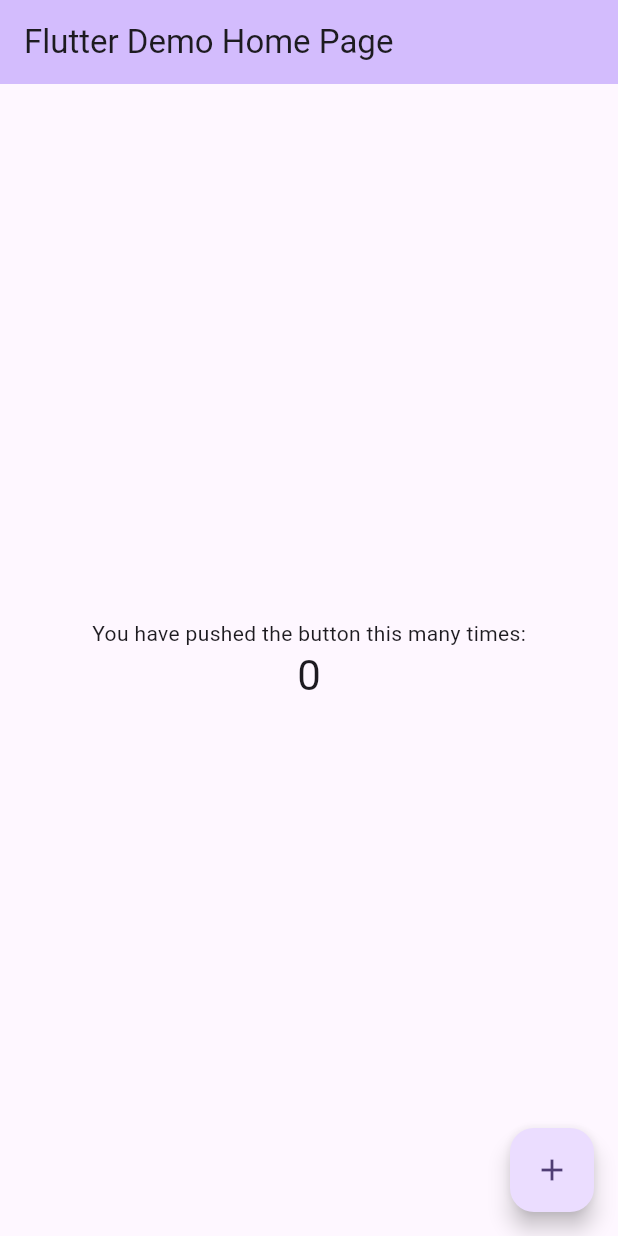
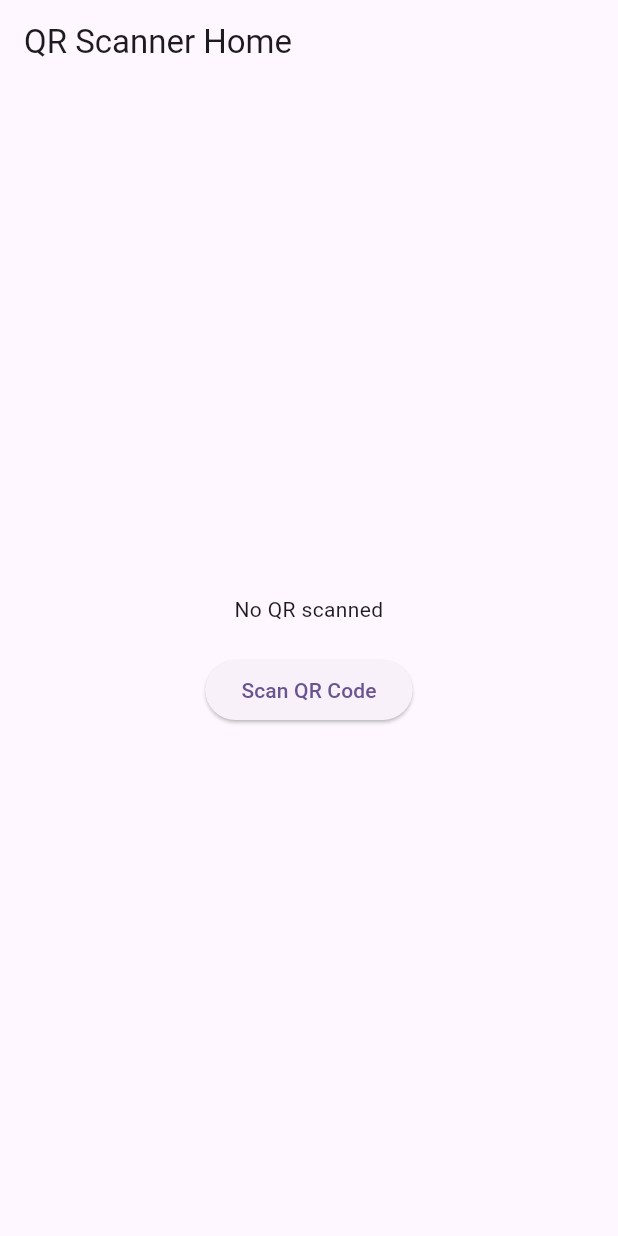
Before and after one commit to Excelsior-Technologies-Community/flutter_qr_scanner, a Flutter app: the screen it shows after launch, on a phone screen of 412 x 824 dp. Run offline on Flutter 3.47's test engine with Material 3 defaults, Android fonts, the light colour scheme and no system bars; missing offline and left inert: mobile_scanner.

Commit message:
qr_scanner completed

```diff
--- /dev/null
+++ b/flutter_qr_scanner/analysis_options.yaml
@@ -0,0 +1,4 @@
+include: package:flutter_lints/flutter.yaml
+
+# Additional information about this file can be found at
+# https://dart.dev/guides/language/analysis-options
--- /dev/null
+++ b/flutter_qr_scanner/lib/flutter_qr_scanner.dart
@@ -0,0 +1,6 @@
+library flutter_qr_scanner;
+
+export 'qr_scanner/screens/home_screen.dart';
+export 'qr_scanner/screens/qr_scanner_screen.dart';
+export 'qr_scanner/widgets/qr_scanner_widget.dart';
+export 'qr_scanner/widgets/qr_overlay.dart';
--- /dev/null
+++ b/flutter_qr_scanner/lib/qr_scanner/screens/home_screen.dart
@@ -0,0 +1,49 @@
+import 'package:flutter/material.dart';
+import 'package:flutter_qr_scanner/qr_scanner/screens/qr_scanner_screen.dart';
+
+class HomeScreen extends StatefulWidget {
+  const HomeScreen({super.key});
+
+  @override
+  State<HomeScreen> createState() => _HomeScreenState();
+}
+
+class _HomeScreenState extends State<HomeScreen> {
+  String scannedResult = 'No QR scanned';
+
+  @override
+  Widget build(BuildContext context) {
+    return Scaffold(
+      appBar: AppBar(title: const Text('QR Scanner Home')),
+      body: Center(
+        child: Column(
+          mainAxisAlignment: MainAxisAlignment.center,
+          children: [
+            Text(
+              scannedResult,
+              textAlign: TextAlign.center,
+            ),
+            const SizedBox(height: 20),
+            ElevatedButton(
+              onPressed: () async {
+                final result = await Navigator.push(
+                  context,
+                  MaterialPageRoute(
+                    builder: (_) => const QRScannerScreen(),
+                  ),
+                );
+
+                if (result != null) {
+                  setState(() {
+                    scannedResult = result;
+                  });
+                }
+              },
+              child: const Text('Scan QR Code'),
+            )
+          ],
+        ),
+      ),
+    );
+  }
+}
--- a/lib/main.dart
+++ b/lib/main.dart
@@ -1,4 +1,5 @@
 import 'package:flutter/material.dart';
+import 'package:flutter_qr_scanner/qr_scanner/screens/home_screen.dart';
 
 void main() {
   runApp(const MyApp());
@@ -7,116 +8,15 @@ void main() {
 class MyApp extends StatelessWidget {
   const MyApp({super.key});
 
-  // This widget is the root of your application.
   @override
   Widget build(BuildContext context) {
     return MaterialApp(
       title: 'Flutter Demo',
       theme: ThemeData(
-        // This is the theme of your application.
-        //
-        // TRY THIS: Try running your application with "flutter run". You'll see
-        // the application has a purple toolbar. Then, without quitting the app,
-        // try changing the seedColor in the colorScheme below to Colors.green
-        // and then invoke "hot reload" (save your changes or press the "hot
-        // reload" button in a Flutter-supported IDE, or press "r" if you used
-        // the command line to start the app).
-        //
-        // Notice that the counter didn't reset back to zero; the application
-        // state is not lost during the reload. To reset the state, use hot
-        // restart instead.
-        //
-        // This works for code too, not just values: Most code changes can be
-        // tested with just a hot reload.
+
         colorScheme: ColorScheme.fromSeed(seedColor: Colors.deepPurple),
       ),
-      home: const MyHomePage(title: 'Flutter Demo Home Page'),
+      home: HomeScreen()
     );
   }
 }
-
-class MyHomePage extends StatefulWidget {
-  const MyHomePage({super.key, required this.title});
-
-  // This widget is the home page of your application. It is stateful, meaning
-  // that it has a State object (defined below) that contains fields that affect
-  // how it looks.
-
-  // This class is the configuration for the state. It holds the values (in this
-  // case the title) provided by the parent (in this case the App widget) and
-  // used by the build method of the State. Fields in a Widget subclass are
-  // always marked "final".
-
-  final String title;
-
-  @override
-  State<MyHomePage> createState() => _MyHomePageState();
-}
-
-class _MyHomePageState extends State<MyHomePage> {
-  int _counter = 0;
-
-  void _incrementCounter() {
-    setState(() {
-      // This call to setState tells the Flutter framework that something has
-      // changed in this State, which causes it to rerun the build method below
-      // so that the display can reflect the updated values. If we changed
-      // _counter without calling setState(), then the build method would not be
-      // called again, and so nothing would appear to happen.
-      _counter++;
-    });
-  }
-
-  @override
-  Widget build(BuildContext context) {
-    // This method is rerun every time setState is called, for instance as done
-    // by the _incrementCounter method above.
-    //
-    // The Flutter framework has been optimized to make rerunning build methods
-    // fast, so that you can just rebuild anything that needs updating rather
-    // than having to individually change instances of widgets.
-    return Scaffold(
-      appBar: AppBar(
-        // TRY THIS: Try changing the color here to a specific color (to
-        // Colors.amber, perhaps?) and trigger a hot reload to see the AppBar
-        // change color while the other colors stay the same.
-        backgroundColor: Theme.of(context).colorScheme.inversePrimary,
-        // Here we take the value from the MyHomePage object that was created by
-        // the App.build method, and use it to set our appbar title.
-        title: Text(widget.title),
-      ),
-      body: Center(
-        // Center is a layout widget. It takes a single child and positions it
-        // in the middle of the parent.
-        child: Column(
-          // Column is also a layout widget. It takes a list of children and
-          // arranges them vertically. By default, it sizes itself to fit its
-          // children horizontally, and tries to be as tall as its parent.
-          //
-          // Column has various properties to control how it sizes itself and
-          // how it positions its children. Here we use mainAxisAlignment to
-          // center the children vertically; the main axis here is the vertical
-          // axis because Columns are vertical (the cross axis would be
-          // horizontal).
-          //
-          // TRY THIS: Invoke "debug painting" (choose the "Toggle Debug Paint"
-          // action in the IDE, or press "p" in the console), to see the
-          // wireframe for each widget.
-          mainAxisAlignment: MainAxisAlignment.center,
-          children: <Widget>[
-            const Text('You have pushed the button this many times:'),
-            Text(
-              '$_counter',
-              style: Theme.of(context).textTheme.headlineMedium,
-            ),
-          ],
-        ),
-      ),
-      floatingActionButton: FloatingActionButton(
-        onPressed: _incrementCounter,
-        tooltip: 'Increment',
-        child: const Icon(Icons.add),
-      ), // This trailing comma makes auto-formatting nicer for build methods.
-    );
-  }
-}
--- /dev/null
+++ b/lib/qr_scanner/screens/home_screen.dart
@@ -0,0 +1,49 @@
+import 'package:flutter/material.dart';
+import 'package:flutter_qr_scanner/qr_scanner/screens/qr_scanner_screen.dart';
+
+class HomeScreen extends StatefulWidget {
+  const HomeScreen({super.key});
+
+  @override
+  State<HomeScreen> createState() => _HomeScreenState();
+}
+
+class _HomeScreenState extends State<HomeScreen> {
+  String scannedResult = 'No QR scanned';
+
+  @override
+  Widget build(BuildContext context) {
+    return Scaffold(
+      appBar: AppBar(title: const Text('QR Scanner Home')),
+      body: Center(
+        child: Column(
+          mainAxisAlignment: MainAxisAlignment.center,
+          children: [
+            Text(
+              scannedResult,
+              textAlign: TextAlign.center,
+            ),
+            const SizedBox(height: 20),
+            ElevatedButton(
+              onPressed: () async {
+                final result = await Navigator.push(
+                  context,
+                  MaterialPageRoute(
+                    builder: (_) => const QRScannerScreen(),
+                  ),
+                );
+
+                if (result != null) {
+                  setState(() {
+                    scannedResult = result;
+                  });
+                }
+              },
+              child: const Text('Scan QR Code'),
+            )
+          ],
+        ),
+      ),
+    );
+  }
+}
--- a/pubspec.yaml
+++ b/pubspec.yaml
@@ -34,6 +34,7 @@ dependencies:
   # The following adds the Cupertino Icons font to your application.
   # Use with the CupertinoIcons class for iOS style icons.
   cupertino_icons: ^1.0.8
+  mobile_scanner: ^7.1.4
 
 dev_dependencies:
   flutter_test:
```
Also changed, not shown: flutter_qr_scanner/lib/qr_scanner/screens/qr_scanner_screen.dart (added, +18 -0 lines), flutter_qr_scanner/lib/qr_scanner/widgets/qr_overlay.dart (added, +20 -0 lines), flutter_qr_scanner/lib/qr_scanner/widgets/qr_scanner_widget.dart (added, +109 -0 lines), flutter_qr_scanner/pubspec.yaml (added, +56 -0 lines), lib/qr_scanner/screens/qr_scanner_screen.dart (added, +18 -0 lines), lib/qr_scanner/widgets/qr_overlay.dart (added, +20 -0 lines), lib/qr_scanner/widgets/qr_scanner_widget.dart (added, +109 -0 lines), pubspec.lock, 9 other files.
